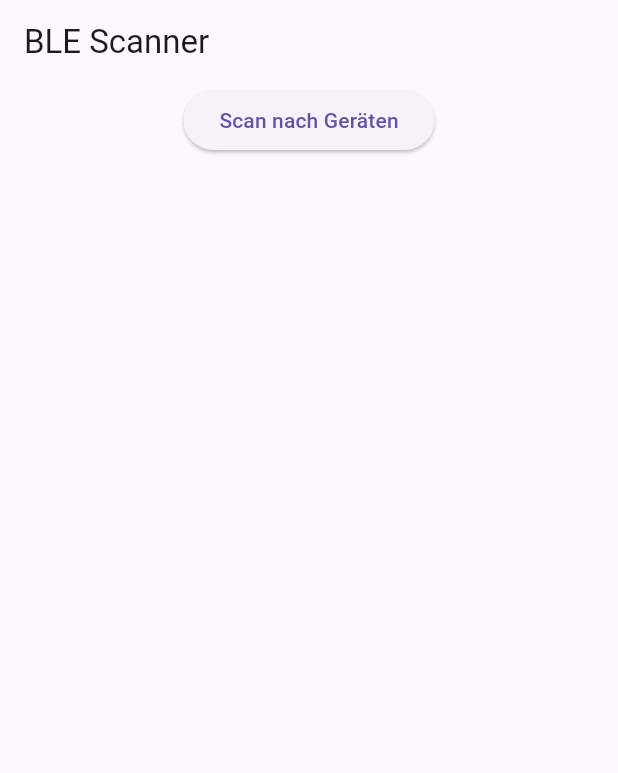
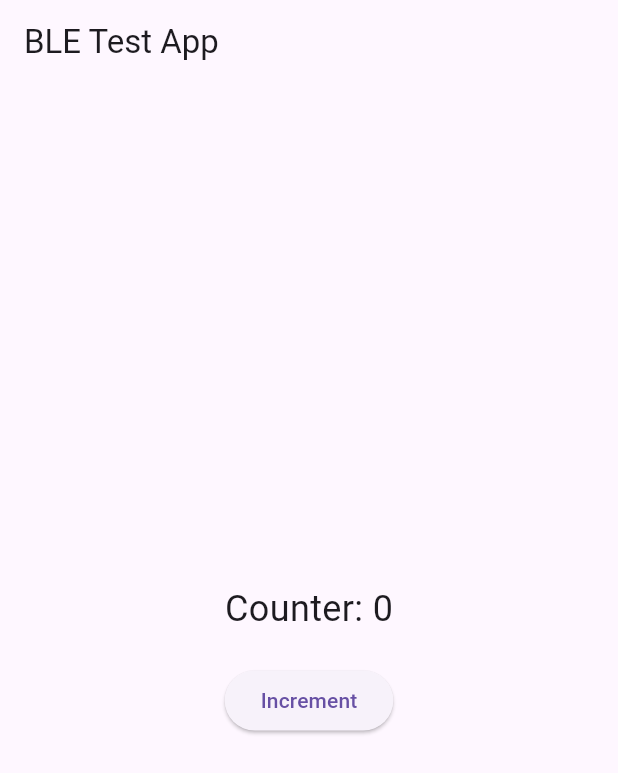
Before and after one commit to SomnusSunMask/SunMask-new, a Flutter app: the screen it shows after launch, on a phone screen of 412 x 824 dp. Shown: the top 773 px of the screen. Run offline on Flutter 3.47's test engine with Material 3 defaults, Android fonts, the phone set to English and light mode, and no system bars.

Commit message:
Update main.dart

```diff
--- a/lib/main.dart
+++ b/lib/main.dart
@@ -1,82 +1,57 @@
 import 'package:flutter/material.dart';
-import 'package:flutter_blue_plus/flutter_blue_plus.dart';
 
 void main() {
-  runApp(const BLEApp());
+  runApp(MyApp());
 }
 
-class BLEApp extends StatelessWidget {
-  const BLEApp({super.key});
-
+class MyApp extends StatelessWidget {
   @override
   Widget build(BuildContext context) {
     return MaterialApp(
-      debugShowCheckedModeBanner: false,
-      title: 'BLE Scanner',
-      theme: ThemeData(primarySwatch: Colors.blue),
-      home: const BLEHomePage(),
+      title: 'Flutter BLE App',
+      theme: ThemeData(
+        primarySwatch: Colors.blue,
+      ),
+      home: BLEHomePage(),
     );
   }
 }
 
 class BLEHomePage extends StatefulWidget {
-  const BLEHomePage({super.key});
-
   @override
   _BLEHomePageState createState() => _BLEHomePageState();
 }
 
 class _BLEHomePageState extends State<BLEHomePage> {
-  List<ScanResult> scanResults = [];
-  bool isScanning = false;
+  int counter = 0;
 
-  void startScan() {
+  void _incrementCounter() {
     setState(() {
-      isScanning = true;
-      scanResults.clear();
-    });
-
-    FlutterBluePlus.startScan(timeout: const Duration(seconds: 5));
-
-    FlutterBluePlus.scanResults.listen((results) {
-      setState(() {
-        scanResults = results;
-      });
-    });
-
-    Future.delayed(const Duration(seconds: 5), () {
-      FlutterBluePlus.stopScan();
-      setState(() {
-        isScanning = false;
-      });
+      counter++;
     });
   }
 
   @override
   Widget build(BuildContext context) {
     return Scaffold(
-      appBar: AppBar(title: const Text("BLE Scanner")),
-      body: Column(
-        children: [
-          ElevatedButton(
-            onPressed: isScanning ? null : startScan,
-            child: const Text("Scan nach Geräten"),
-          ),
-          Expanded(
-            child: ListView.builder(
-              itemCount: scanResults.length,
-              itemBuilder: (context, index) {
-                final result = scanResults[index];
-                return ListTile(
-                  title: Text(result.device.platformName.isNotEmpty
-                      ? result.device.platformName
-                      : "Unbekanntes Gerät"),
-                  subtitle: Text(result.device.remoteId.toString()),
-                );
-              },
+      appBar: AppBar(
+        title: Text('BLE Test App'),
+      ),
+      body: Center(
+        child: Column(
+          mainAxisAlignment: MainAxisAlignment.center,
+          children: [
+            Text(
+              'Counter: $counter',
+              style: TextStyle(fontSize: 24),
             ),
-          ),
-        ],
+            SizedBox(height: 20),
+            ElevatedButton(
+              onPressed: _incrementCounter,
+              child: Text('Increment'),
+            ),
+          ],
+        ),
       ),
     );
   }
```
